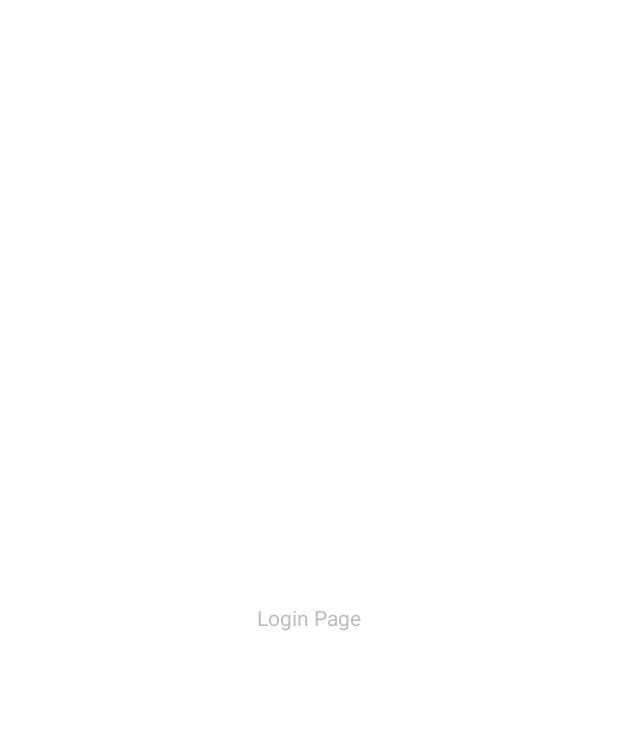
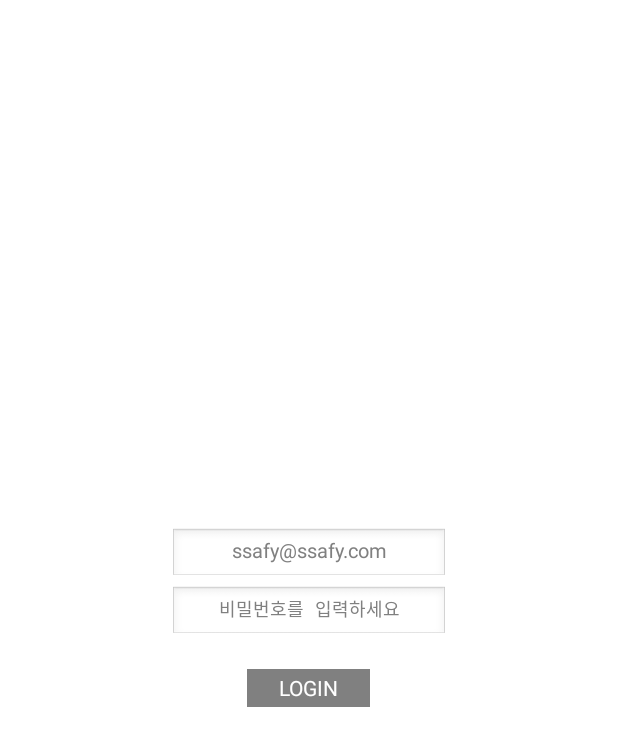
Before and after one commit to imJeongmi/KKOBAK, an Android app: the LoginActivity screen opened directly, with no data from a screen before it, on a phone screen of 412 x 824 dp. Before the commit the part shown is almost empty. Shown: the top 746 px of the screen. Run offline under Robolectric (Android 15) with nearby library versions, the phone set to English and light mode, and no system bars.

Commit message:
[Add] login input page

```diff
--- a/wearos/app/build.gradle
+++ b/wearos/app/build.gradle
@@ -36,4 +36,9 @@ dependencies {
     implementation 'androidx.appcompat:appcompat:1.5.1'
     implementation 'com.google.android.material:material:1.4.0'
     implementation 'androidx.constraintlayout:constraintlayout:2.1.4'
+
+    //retrofit2
+    implementation 'com.squareup.retrofit2:retrofit:2.9.0'
+    implementation 'com.squareup.retrofit2:converter-gson:2.9.0'
+
 }
--- a/wearos/app/src/main/AndroidManifest.xml
+++ b/wearos/app/src/main/AndroidManifest.xml
@@ -2,6 +2,7 @@
 <manifest xmlns:android="http://schemas.android.com/apk/res/android">
 
     <uses-permission android:name="android.permission.WAKE_LOCK" />
+    <uses-permission android:name="android.permission.INTERNET" />
 
     <uses-feature android:name="android.hardware.type.watch" />
 
@@ -10,6 +11,7 @@
         android:icon="@mipmap/ic_launcher"
         android:label="@string/app_name"
         android:supportsRtl="true"
+        android:usesCleartextTraffic="true"
         android:theme="@android:style/Theme.DeviceDefault">
         <activity
             android:name=".LoginActivity"
--- a/wearos/app/src/main/java/com/example/kkobak/LoginActivity.java
+++ b/wearos/app/src/main/java/com/example/kkobak/LoginActivity.java
@@ -4,15 +4,32 @@ import androidx.appcompat.app.AppCompatActivity;
 
 import android.app.Activity;
 import android.os.Bundle;
+import android.view.View;
 import android.widget.Button;
+import android.widget.EditText;
 import android.widget.TextView;
 
 public class LoginActivity extends Activity {
+
+    private EditText et_email;
+    private EditText et_pw;
+    private Button btn_loginchk;
 
     @Override
     protected void onCreate(Bundle savedInstanceState) {
         super.onCreate(savedInstanceState);
         setContentView(R.layout.activity_login);
-        System.out.println("login page");
+
+        et_email = findViewById(R.id.et_email);
+        et_pw = findViewById(R.id.et_pw);
+        btn_loginchk = findViewById(R.id.btn_loginchk);
+
+        btn_loginchk.setOnClickListener(new View.OnClickListener() {
+            @Override
+            public void onClick(View view) {
+                System.out.println(et_email.getText());
+                System.out.println(et_pw.getText());
+            }
+        });
     }
 }
--- a/wearos/app/src/main/res/layout/activity_login.xml
+++ b/wearos/app/src/main/res/layout/activity_login.xml
@@ -5,17 +5,39 @@
     android:layout_width="match_parent"
     android:layout_height="match_parent"
     android:background="#FFFFFF"
+    android:gravity="center"
     android:orientation="vertical"
-    android:gravity="center"
     tools:context=".LoginActivity">
 
-    <TextView
-        android:id="@+id/txt_txtView"
-        android:layout_width="wrap_content"
-        android:layout_height="wrap_content"
-        android:layout_gravity="center"
-        android:text="Login Page"
-        tools:layout_editor_absoluteX="67dp"
-        tools:layout_editor_absoluteY="87dp" />
+    <EditText
+        android:id="@+id/et_email"
+        android:layout_width="185dp"
+        android:layout_height="35dp"
+        android:ems="30"
+        android:hint="ssafy@ssafy.com"
+        android:layout_marginBottom="3dp"
+        android:inputType="textEmailAddress"
+        android:textAlignment="center"
+        android:textSize="13sp" />
+
+    <EditText
+        android:id="@+id/et_pw"
+        android:layout_width="185dp"
+        android:layout_height="35dp"
+        android:ems="20"
+        android:textSize="12sp"
+        android:layout_marginBottom="20dp"
+        android:textAlignment="center"
+        android:hint="비밀번호를 입력하세요"
+        android:inputType="textPassword" />
+
+    <Button
+        android:id="@+id/btn_loginchk"
+        android:layout_width="82dp"
+        android:layout_height="25dp"
+        android:background="#808080"
+        android:text="LOGIN"
+        android:textAlignment="center"
+        android:textColor="#ffffff" />
 
 </LinearLayout>
```
